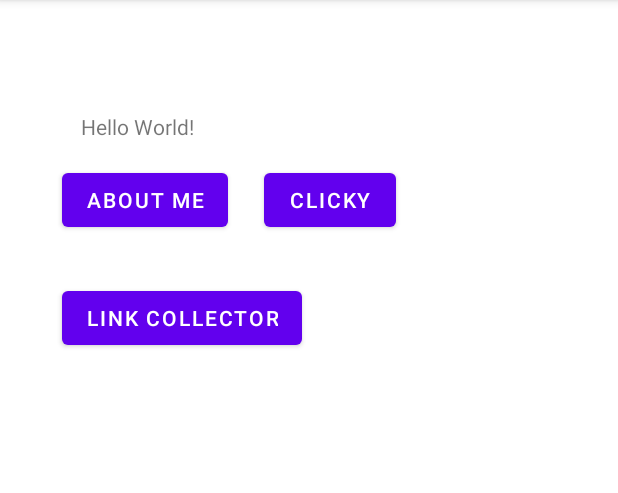
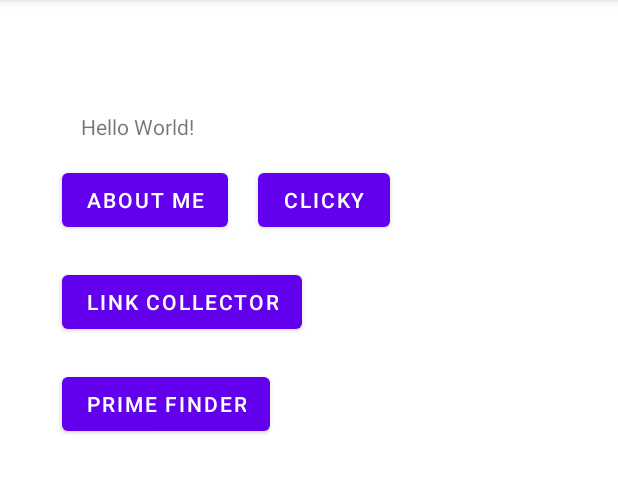
Before and after one commit to aiyanafung/CS5520, an Android app: the screen it shows after launch (MainActivity), on a phone screen of 412 x 824 dp, the part 84-577 px from its top. Run offline under Robolectric (Android 15) with nearby library versions, the phone set to English and light mode, and no system bars.

Commit message:
Adding find prime activity

```diff
--- a/app/src/main/AndroidManifest.xml
+++ b/app/src/main/AndroidManifest.xml
@@ -17,11 +17,15 @@
             android:name=".Activity1"
             android:exported="false" />
         <activity
+            android:name=".Activity2"
+            android:exported="false" />
+        <activity
             android:name=".Activity3"
             android:configChanges="orientation|screenSize"
             android:exported="false" />
         <activity
-            android:name=".Activity2"
+            android:name=".Activity4"
+            android:configChanges="orientation|screenSize"
             android:exported="false" />
         <activity
             android:name=".MainActivity"
--- a/app/src/main/java/com/example/first_app/MainActivity.java
+++ b/app/src/main/java/com/example/first_app/MainActivity.java
@@ -15,6 +15,7 @@ public class MainActivity extends AppCompatActivity {
     private Button clicky;
     private Button linkCollector;
     private  Button btn;
+    private  Button primeFinder;
 
     @Override
     protected void onCreate(Bundle savedInstanceState) {
@@ -24,6 +25,7 @@ public class MainActivity extends AppCompatActivity {
         btn = (Button) findViewById(R.id.btnDoMagic);
         clicky = (Button) findViewById(R.id.clickyButton);
         linkCollector = (Button) findViewById(R.id.linkCollector);
+        primeFinder = (Button) findViewById(R.id.primeFinder);
 
         //Roast the button
         btn.setOnClickListener(new View.OnClickListener() {
@@ -47,6 +49,13 @@ public class MainActivity extends AppCompatActivity {
                 openActivity3();
             }
         });
+
+        primeFinder.setOnClickListener(new View.OnClickListener() {
+            @Override
+            public void onClick(View view) {
+                openActivity4();
+            }
+        });
     }
 
     public void openActivity1() {
@@ -64,4 +73,9 @@ public class MainActivity extends AppCompatActivity {
         startActivity(intent);
     }
 
+    public void openActivity4() {
+        Intent intent = new Intent(this, Activity4.class);
+        startActivity(intent);
+    }
+
 }
--- a/app/src/main/res/layout/activity_main.xml
+++ b/app/src/main/res/layout/activity_main.xml
@@ -25,7 +25,7 @@
         android:layout_height="wrap_content"
         android:layout_marginStart="41dp"
         android:layout_marginTop="15dp"
-        android:text="About Me"
+        android:text="@string/button_about_me"
         android:textColorLink="#03A9F4"
         app:layout_constraintStart_toStartOf="parent"
         app:layout_constraintTop_toBottomOf="@+id/textView" />
@@ -34,8 +34,8 @@
         android:id="@+id/clickyButton"
         android:layout_width="wrap_content"
         android:layout_height="wrap_content"
-        android:layout_marginStart="24dp"
-        android:text="Clicky"
+        android:layout_marginStart="20dp"
+        android:text="@string/button_clicky"
         app:layout_constraintBaseline_toBaselineOf="@+id/btnDoMagic"
         app:layout_constraintStart_toEndOf="@+id/btnDoMagic" />
 
@@ -43,14 +43,20 @@
         android:id="@+id/linkCollector"
         android:layout_width="wrap_content"
         android:layout_height="wrap_content"
-        android:layout_marginStart="41dp"
-        android:layout_marginTop="188dp"
-        android:layout_marginEnd="176dp"
-        android:text="Link Collector"
-        app:layout_constraintEnd_toEndOf="parent"
+        android:text="@string/button_link_collector"
+        android:layout_marginTop="20dp"
         app:layout_constraintHorizontal_bias="0.0"
-        app:layout_constraintStart_toStartOf="parent"
-        app:layout_constraintTop_toTopOf="parent" />
+        app:layout_constraintStart_toStartOf="@+id/btnDoMagic"
+        app:layout_constraintTop_toBottomOf="@+id/btnDoMagic" />
+
+    <Button
+        android:id="@+id/primeFinder"
+        android:layout_width="wrap_content"
+        android:layout_height="wrap_content"
+        android:layout_marginTop="20dp"
+        android:text="@string/button_prime_finder"
+        app:layout_constraintTop_toBottomOf="@+id/linkCollector"
+        app:layout_constraintStart_toStartOf="@+id/linkCollector"/>
 
 
 </androidx.constraintlayout.widget.ConstraintLayout>
--- a/app/src/main/res/values/strings.xml
+++ b/app/src/main/res/values/strings.xml
@@ -1,13 +1,28 @@
 <resources>
-    <string name="app_name">NUMAD22Fa_YazheFeng</string>
+    // buttons
+    <string name="button_about_me">About Me</string>
+    <string name="button_clicky">Clicky</string>
+    <string name="button_link_collector">Link Collector</string>
+    <string name="button_prime_finder">Prime Finder</string>
+    <string name="button_search_prime">Find Primes</string>
+    <string name="button_terminate_search_prime">Terminate Search</string>
 
-    <string name="text_view">Press: -</string>
+    //check box
+    <string name="check_box_pacifier_switch">Pacifier Switch</string>
+
+
     <string name="button1">Press: A</string>
     <string name="button2">Press: B</string>
     <string name="button3">Press: C</string>
     <string name="button4">Press: D</string>
     <string name="button5">Press: E</string>
     <string name="button6">Press: F</string>
+
+    // App
+    <string name="app_name">NUMAD22Fa_YazheFeng</string>
+
+
+    <string name="text_view">Press: -</string>
     <string name="addLink">addLink</string>
 
     <string name="link_name">Name</string>
@@ -19,4 +34,8 @@
     <string name="myName">Yazhe Feng</string>
     <string name="email">feng.yaz@northeastern.edu</string>
 
+    // activity 4
+    <string name="current_search_number">Currently Searching:</string>
+    <string name="found_prime">Latest Prime Found:</string>
+
 </resources>
```
Also changed, not shown: app/src/main/java/com/example/first_app/Activity4.java (added, +129 -0 lines), app/src/main/res/layout/activity_4.xml (added, +103 -0 lines).
